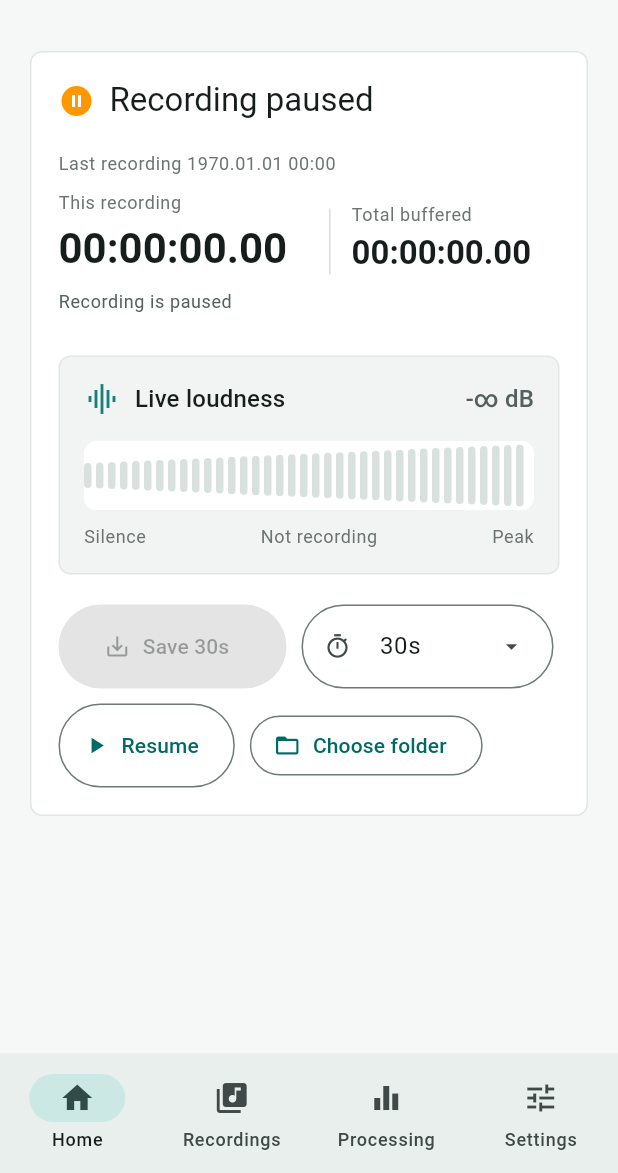
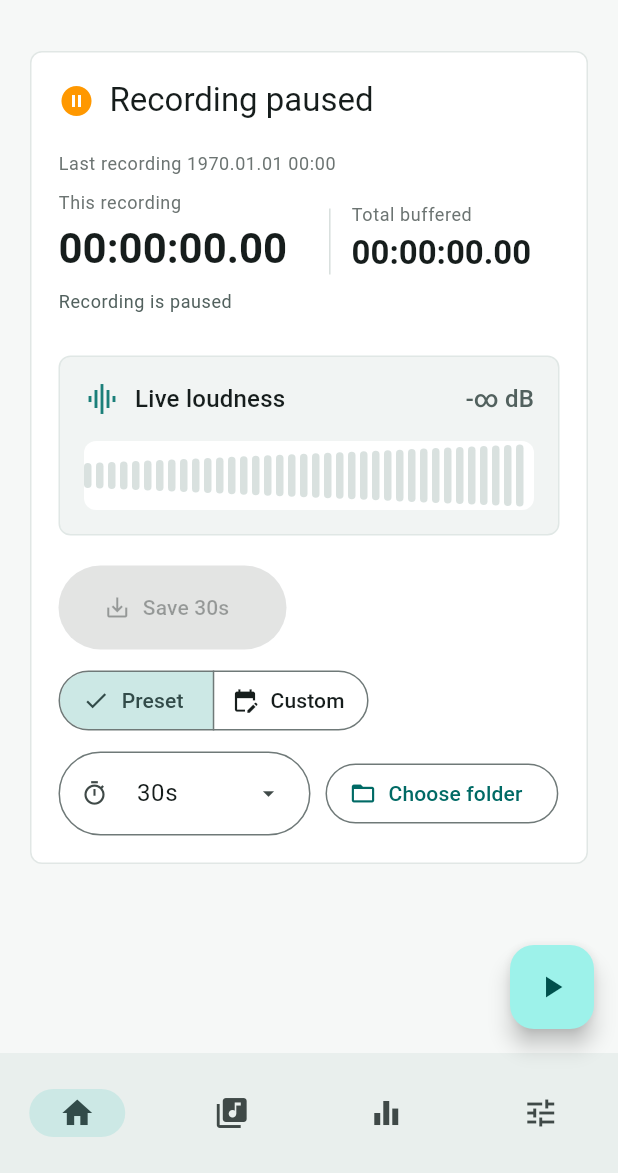
Before and after one commit to MaidTendouAris/EchoClip, a Flutter app: the screen it shows after launch, on a phone screen of 412 x 824 dp, the part 63-1236 px from its top. Run offline on Flutter 3.47's test engine with Material 3 defaults, Android fonts, the phone set to English and light mode, and no system bars.

Commit message:
Release v0.3.0

```diff
--- a/apps/echoclip/lib/l10n/app_en.arb
+++ b/apps/echoclip/lib/l10n/app_en.arb
@@ -45,6 +45,11 @@
   "pause": "Pause",
   "resume": "Resume",
   "chooseFolder": "Choose folder",
+  "presetSaveDuration": "Preset",
+  "customSaveDuration": "Custom",
+  "customSaveSeconds": "Save duration (seconds)",
+  "customSaveSecondsHelper": "1 to 86400 seconds",
+  "secondsUnit": "sec",
   "secondsShort": "{seconds}s",
   "@secondsShort": {
     "placeholders": {
--- a/apps/echoclip/lib/l10n/app_localizations.dart
+++ b/apps/echoclip/lib/l10n/app_localizations.dart
@@ -241,6 +241,36 @@ abstract class AppLocalizations {
   /// In en, this message translates to:
   /// **'Choose folder'**
   String get chooseFolder;
+
+  /// No description provided for @presetSaveDuration.
+  ///
+  /// In en, this message translates to:
+  /// **'Preset'**
+  String get presetSaveDuration;
+
+  /// No description provided for @customSaveDuration.
+  ///
+  /// In en, this message translates to:
+  /// **'Custom'**
+  String get customSaveDuration;
+
+  /// No description provided for @customSaveSeconds.
+  ///
+  /// In en, this message translates to:
+  /// **'Save duration (seconds)'**
+  String get customSaveSeconds;
+
+  /// No description provided for @customSaveSecondsHelper.
+  ///
+  /// In en, this message translates to:
+  /// **'1 to 86400 seconds'**
+  String get customSaveSecondsHelper;
+
+  /// No description provided for @secondsUnit.
+  ///
+  /// In en, this message translates to:
+  /// **'sec'**
+  String get secondsUnit;
 
   /// No description provided for @secondsShort.
   ///
--- a/apps/echoclip/lib/l10n/app_zh.arb
+++ b/apps/echoclip/lib/l10n/app_zh.arb
@@ -24,6 +24,11 @@
   "pause": "暂停",
   "resume": "继续",
   "chooseFolder": "选择目录",
+  "presetSaveDuration": "预设",
+  "customSaveDuration": "自定义",
+  "customSaveSeconds": "保存时长（秒）",
+  "customSaveSecondsHelper": "1 到 86400 秒",
+  "secondsUnit": "秒",
   "secondsShort": "{seconds} 秒",
   "minutesShort": "{minutes} 分钟",
   "hoursShort": "{hours} 小时",
--- a/apps/echoclip/lib/main.dart
+++ b/apps/echoclip/lib/main.dart
@@ -1009,7 +1009,6 @@ class _EchoClipHomeState extends State<EchoClipHome> {
         platformStatus: _platformStatus,
         meterSnapshot: _meterSnapshot,
         folderSelected: _folderSelected,
-        onToggle: _toggleBuffering,
         onSave: _saveClip,
         onChooseFolder: _chooseRecordingFolder,
       ),
@@ -1053,7 +1052,7 @@ class _EchoClipHomeState extends State<EchoClipHome> {
     return Scaffold(
       backgroundColor: const Color(0xFFF6F8F7),
       appBar: AppBar(
-        title: const Text('EchoClip'),
+        title: Text(_appBarTitle(context, _section)),
         centerTitle: false,
         backgroundColor: const Color(0xFFF6F8F7),
         surfaceTintColor: Colors.transparent,
@@ -1064,6 +1063,7 @@ class _EchoClipHomeState extends State<EchoClipHome> {
       ),
       bottomNavigationBar: NavigationBar(
         selectedIndex: _section.index,
+        labelBehavior: NavigationDestinationLabelBehavior.alwaysHide,
         onDestinationSelected: (index) {
           setState(() => _section = AppSection.values[index]);
           if (AppSection.values[index] == AppSection.settings) {
@@ -1079,8 +1079,21 @@ class _EchoClipHomeState extends State<EchoClipHome> {
             ),
         ],
       ),
-    );
-  }
+      floatingActionButton: _section == AppSection.recorder
+          ? FloatingActionButton(
+              onPressed: _toggleBuffering,
+              tooltip: _isBuffering ? context.l10n.pause : context.l10n.resume,
+              child: Icon(_isBuffering ? Icons.pause : Icons.play_arrow),
+            )
+          : null,
+    );
+  }
+}
+
+String _appBarTitle(BuildContext context, AppSection section) {
+  return section == AppSection.recorder
+      ? context.l10n.appTitle
+      : _sectionLabel(context, section);
 }
 
 String _sectionLabel(BuildContext context, AppSection section) {
@@ -1216,7 +1229,6 @@ class _RecorderPage extends StatefulWidget {
     required this.platformStatus,
     required this.meterSnapshot,
     required this.folderSelected,
-    required this.onToggle,
     required this.onSave,
     required this.onChooseFolder,
   });
@@ -1225,7 +1237,6 @@ class _RecorderPage extends StatefulWidget {
   final String platformStatus;
   final ValueListenable<MeterSnapshot> meterSnapshot;
   final bool folderSelected;
-  final Future<void> Function() onToggle;
   final Future<void> Function(int seconds) onSave;
   final Future<void> Function() onChooseFolder;
 
@@ -1242,9 +1253,23 @@ class _RecorderPageState extends State<_RecorderPage> {
     SaveDurationOption(300),
     SaveDurationOption(600),
     SaveDurationOption(1800),
+    SaveDurationOption(3600),
+    SaveDurationOption(7200),
+    SaveDurationOption(18000),
+    SaveDurationOption(43200),
+    SaveDurationOption(86400),
   ];
 
   SaveDurationOption _selectedDuration = _durations[1];
+  SaveDurationMode _durationMode = SaveDurationMode.preset;
+  int _customDurationSeconds = 30;
+
+  int get _activeSaveSeconds {
+    return switch (_durationMode) {
+      SaveDurationMode.preset => _selectedDuration.seconds,
+      SaveDurationMode.custom => _customDurationSeconds,
+    };
+  }
 
   @override
   Widget build(BuildContext context) {
@@ -1311,20 +1336,36 @@ class _RecorderPageState extends State<_RecorderPage> {
                           minimumSize: const Size(152, 56),
                         ),
                         onPressed: canSave
-                            ? () => widget.onSave(_selectedDuration.seconds)
+                            ? () => widget.onSave(_activeSaveSeconds)
                             : null,
                         icon: const Icon(Icons.save_alt),
                         label: Text(
                           l10n.saveClip(
-                            _formatDurationLabel(
-                              l10n,
-                              _selectedDuration.seconds,
-                            ),
+                            _formatDurationLabel(l10n, _activeSaveSeconds),
                           ),
                         ),
                       );
                     },
                   ),
+                  SegmentedButton<SaveDurationMode>(
+                    segments: [
+                      ButtonSegment(
+                        value: SaveDurationMode.preset,
+                        icon: const Icon(Icons.timer_outlined),
+                        label: Text(l10n.presetSaveDuration),
+                      ),
+                      ButtonSegment(
+                        value: SaveDurationMode.custom,
+                        icon: const Icon(Icons.edit_calendar),
+                        label: Text(l10n.customSaveDuration),
+                      ),
+                    ],
+                    selected: {_durationMode},
+                    onSelectionChanged: (values) {
+                      setState(() => _durationMode = values.first);
+                    },
+                  ),
+                  if (_durationMode == SaveDurationMode.preset)
                     DropdownMenu<SaveDurationOption>(
                       initialSelection: _selectedDuration,
                       width: 168,
@@ -1352,16 +1393,13 @@ class _RecorderPageState extends State<_RecorderPage> {
                             label: _formatDurationLabel(l10n, option.seconds),
                           ),
                       ],
-                  ),
-                  OutlinedButton.icon(
-                    style: OutlinedButton.styleFrom(
-                      minimumSize: const Size(112, 56),
-                    ),
-                    onPressed: widget.onToggle,
-                    icon: Icon(
-                      widget.isBuffering ? Icons.pause : Icons.play_arrow,
-                    ),
-                    label: Text(widget.isBuffering ? l10n.pause : l10n.resume),
+                    )
+                  else
+                    _SaveSecondsField(
+                      seconds: _customDurationSeconds,
+                      onChanged: (seconds) {
+                        setState(() => _customDurationSeconds = seconds);
+                      },
                     ),
                   if (!widget.folderSelected)
                     OutlinedButton.icon(
@@ -1595,33 +1633,6 @@ class LoudnessMeter extends StatelessWidget {
                 ),
               ),
             ),
-          ),
-          const SizedBox(height: 10),
-          Row(
-            children: [
-              Text(
-                l10n.silenceLabel,
-                style: theme.textTheme.bodySmall?.copyWith(
-                  color: const Color(0xFF6C7472),
-                ),
-              ),
-              const Spacer(),
-              Text(
-                isRecording
-                    ? l10n.microphoneInputLabel
-                    : l10n.notRecordingLabel,
-                style: theme.textTheme.bodySmall?.copyWith(
-                  color: const Color(0xFF6C7472),
-                ),
-              ),
-              const Spacer(),
-              Text(
-                l10n.peakLabel,
-                style: theme.textTheme.bodySmall?.copyWith(
-                  color: const Color(0xFF6C7472),
-                ),
-              ),
-            ],
           ),
         ],
       ),
@@ -2458,11 +2469,6 @@ class _ProcessingPageState extends State<_ProcessingPage> {
           child: Column(
             crossAxisAlignment: CrossAxisAlignment.start,
             children: [
-              Text(
-                l10n.processingTitle,
-                style: Theme.of(context).textTheme.titleLarge,
-              ),
-              const SizedBox(height: 16),
               DropdownButtonFormField<String>(
                 initialValue: _selectedUri,
                 isExpanded: true,
@@ -2751,11 +2757,6 @@ class _SettingsPage extends StatelessWidget {
           child: Column(
             crossAxisAlignment: CrossAxisAlignment.start,
             children: [
-              Text(
-                l10n.settingsTitle,
-                style: Theme.of(context).textTheme.titleLarge,
-              ),
-              const SizedBox(height: 16),
               ListTile(
                 contentPadding: EdgeInsets.zero,
                 leading: const Icon(Icons.folder),
@@ -2951,6 +2952,88 @@ class _Panel extends StatelessWidget {
   }
 }
 
+enum SaveDurationMode { preset, custom }
+
+class _SaveSecondsField extends StatefulWidget {
+  const _SaveSecondsField({required this.seconds, required this.onChanged});
+
+  final int seconds;
+  final ValueChanged<int> onChanged;
+
+  @override
+  State<_SaveSecondsField> createState() => _SaveSecondsFieldState();
+}
+
+class _SaveSecondsFieldState extends State<_SaveSecondsField> {
+  late final TextEditingController _controller;
+  late final FocusNode _focusNode;
+
+  int get _seconds => widget.seconds.clamp(1, 86400).toInt();
+
+  @override
+  void initState() {
+    super.initState();
+    _controller = TextEditingController(text: _seconds.toString());
+    _focusNode = FocusNode()..addListener(_handleFocusChange);
+  }
+
+  @override
+  void didUpdateWidget(covariant _SaveSecondsField oldWidget) {
+    super.didUpdateWidget(oldWidget);
+    if (oldWidget.seconds != widget.seconds && !_focusNode.hasFocus) {
+      _controller.text = _seconds.toString();
+    }
+  }
+
+  @override
+  void dispose() {
+    _focusNode.removeListener(_handleFocusChange);
+    _focusNode.dispose();
+    _controller.dispose();
+    super.dispose();
+  }
+
+  void _handleFocusChange() {
+    if (!_focusNode.hasFocus) {
+      _applyValue();
+    }
+  }
+
+  void _applyValue() {
+    final parsed = int.tryParse(_controller.text.trim()) ?? _seconds;
+    final seconds = parsed.clamp(1, 86400).toInt();
+    _controller.text = seconds.toString();
+    if (seconds != _seconds) {
+      widget.onChanged(seconds);
+    }
+  }
+
+  @override
+  Widget build(BuildContext context) {
+    final l10n = context.l10n;
+    return SizedBox(
+      width: 184,
+      child: TextField(
+        controller: _controller,
+        focusNode: _focusNode,
+        keyboardType: TextInputType.number,
+        textInputAction: TextInputAction.done,
+        inputFormatters: [FilteringTextInputFormatter.digitsOnly],
+        onSubmitted: (_) => _applyValue(),
+        decoration: InputDecoration(
+          labelText: l10n.customSaveSeconds,
+          helperText: l10n.customSaveSecondsHelper,
+          suffixText: l10n.secondsUnit,
+          prefixIcon: const Icon(Icons.timer_outlined),
+          border: const OutlineInputBorder(
+            borderRadius: BorderRadius.all(Radius.circular(28)),
+          ),
+        ),
+      ),
+    );
+  }
+}
+
 class SaveDurationOption {
   const SaveDurationOption(this.seconds);
 
--- a/apps/echoclip/pubspec.yaml
+++ b/apps/echoclip/pubspec.yaml
@@ -16,7 +16,7 @@ publish_to: 'none' # Remove this line if you wish to publish to pub.dev
 # https://developer.apple.com/library/archive/documentation/General/Reference/InfoPlistKeyReference/Articles/CoreFoundationKeys.html
 # In Windows, build-name is used as the major, minor, and patch parts
 # of the product and file versions while build-number is used as the build suffix.
-version: 0.2.0-beta2+3
+version: 0.3.0+4
 
 environment:
   sdk: ^3.12.2
```
Also changed, not shown: apps/echoclip/lib/l10n/app_localizations_en.dart (+15 -0 lines), apps/echoclip/lib/l10n/app_localizations_zh.dart (+15 -0 lines), apps/echoclip/assets/brand/echoclip_icon.svg, 9 other files. Lines whose indentation alone changed are shown as unchanged.
